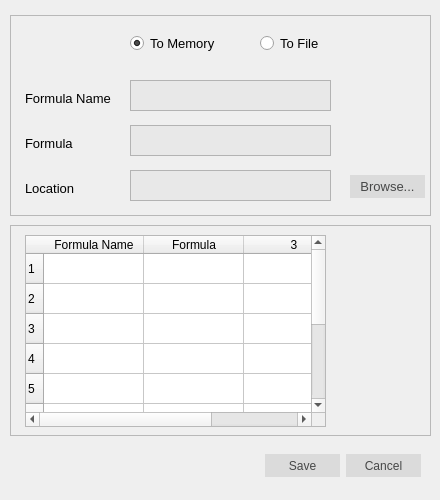
Above: dlgsaveformula.ui from rddealwis/Formular_Calculator_and_Integrator before the change. Below: the same form after it.
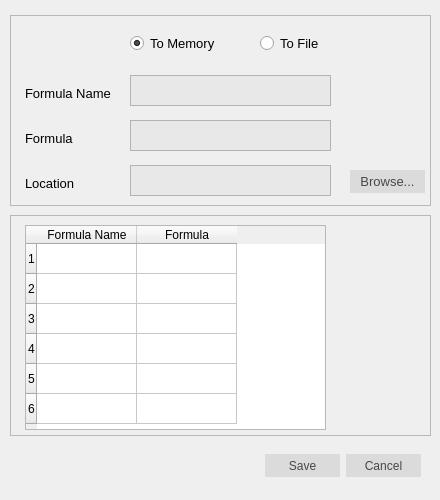
That is the form after the change. Icons and pictures are not drawn.

Commit message: Changed some properties in interfaces.

Diff of the .ui file:
```diff
--- a/dlgsaveformula.ui
+++ b/dlgsaveformula.ui
@@ -70,9 +70,9 @@
    <property name="geometry">
     <rect>
      <x>10</x>
-     <y>225</y>
+     <y>215</y>
      <width>421</width>
-     <height>211</height>
+     <height>221</height>
     </rect>
    </property>
    <property name="autoFillBackground">
@@ -90,7 +90,7 @@
       <x>15</x>
       <y>10</y>
       <width>301</width>
-      <height>192</height>
+      <height>205</height>
      </rect>
     </property>
     <property name="font">
@@ -102,10 +102,10 @@
      <enum>Qt::SolidLine</enum>
     </property>
     <property name="rowCount">
-     <number>10</number>
+     <number>6</number>
     </property>
     <property name="columnCount">
-     <number>3</number>
+     <number>2</number>
     </property>
     <row/>
     <row/>
@@ -113,21 +113,26 @@
     <row/>
     <row/>
     <row/>
-    <row/>
-    <row/>
-    <row/>
-    <row/>
     <column>
      <property name="text">
       <string>Formula Name</string>
      </property>
+     <property name="font">
+      <font>
+       <family>Lao UI</family>
+      </font>
+     </property>
     </column>
     <column>
      <property name="text">
       <string>Formula</string>
      </property>
+     <property name="font">
+      <font>
+       <family>Lao UI</family>
+      </font>
+     </property>
     </column>
-    <column/>
    </widget>
   </widget>
   <widget class="QFrame" name="frmLocation">
@@ -136,7 +141,7 @@
      <x>10</x>
      <y>15</y>
      <width>421</width>
-     <height>201</height>
+     <height>191</height>
     </rect>
    </property>
    <property name="autoFillBackground">
@@ -152,7 +157,7 @@
     <property name="geometry">
      <rect>
       <x>15</x>
-      <y>120</y>
+      <y>115</y>
       <width>61</width>
       <height>16</height>
      </rect>
@@ -171,7 +176,7 @@
     <property name="geometry">
      <rect>
       <x>120</x>
-      <y>110</y>
+      <y>105</y>
       <width>201</width>
       <height>31</height>
      </rect>
@@ -192,7 +197,7 @@
     <property name="geometry">
      <rect>
       <x>15</x>
-      <y>75</y>
+      <y>70</y>
       <width>91</width>
       <height>16</height>
      </rect>
@@ -211,7 +216,7 @@
     <property name="geometry">
      <rect>
       <x>120</x>
-      <y>65</y>
+      <y>60</y>
       <width>201</width>
       <height>31</height>
      </rect>
@@ -232,7 +237,7 @@
     <property name="geometry">
      <rect>
       <x>340</x>
-      <y>160</y>
+      <y>155</y>
       <width>75</width>
       <height>23</height>
      </rect>
@@ -261,7 +266,7 @@
     <property name="geometry">
      <rect>
       <x>120</x>
-      <y>155</y>
+      <y>150</y>
       <width>201</width>
       <height>31</height>
      </rect>
@@ -282,7 +287,7 @@
     <property name="geometry">
      <rect>
       <x>15</x>
-      <y>165</y>
+      <y>160</y>
       <width>61</width>
       <height>16</height>
      </rect>
```
The commit also changes 3 other files.
